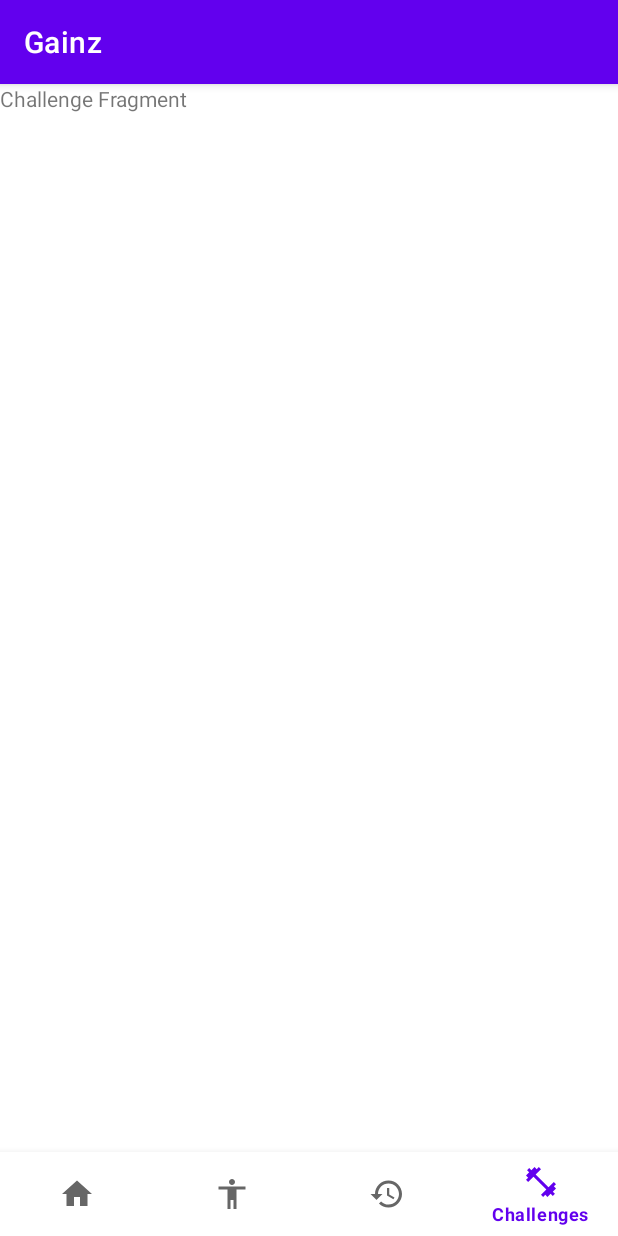
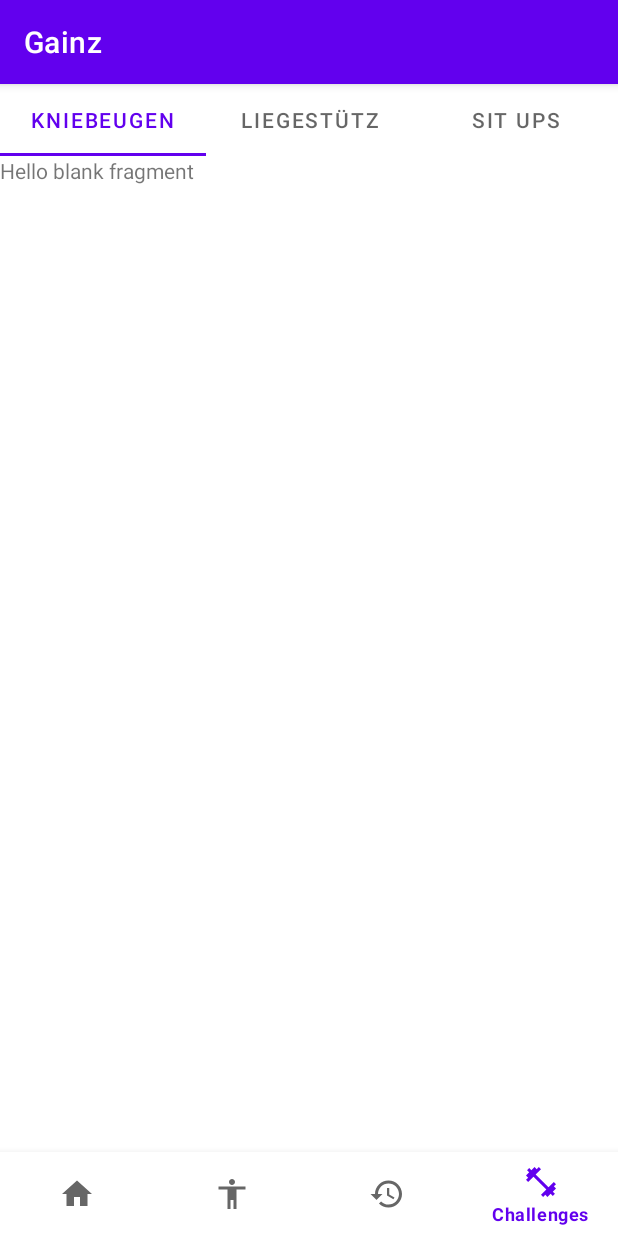
Before and after one commit to MatthiasStadlbauer/Gainz, an Android app: the screen it shows after launch (MainActivity), item 4 of the bottom bar chosen, on a phone screen of 412 x 824 dp. Run offline under Robolectric (Android 15) with nearby library versions, the phone set to English and light mode, and no system bars.

Commit message:
Challenges hinzugefügt

```diff
--- /dev/null
+++ b/Gainz_projekt/app/src/main/java/htl/grieskirchen/mstadlbauer/gainz_projekt/ChallengeKniebeugen.java
@@ -0,0 +1,64 @@
+package htl.grieskirchen.mstadlbauer.gainz_projekt;
+
+import android.os.Bundle;
+
+import androidx.fragment.app.Fragment;
+
+import android.view.LayoutInflater;
+import android.view.View;
+import android.view.ViewGroup;
+
+/**
+ * A simple {@link Fragment} subclass.
+ * Use the {@link ChallengeKniebeugen#newInstance} factory method to
+ * create an instance of this fragment.
+ */
+public class ChallengeKniebeugen extends Fragment {
+
+    // TODO: Rename parameter arguments, choose names that match
+    // the fragment initialization parameters, e.g. ARG_ITEM_NUMBER
+    private static final String ARG_PARAM1 = "param1";
+    private static final String ARG_PARAM2 = "param2";
+
+    // TODO: Rename and change types of parameters
+    private String mParam1;
+    private String mParam2;
+
+    public ChallengeKniebeugen() {
+        // Required empty public constructor
+    }
+
+    /**
+     * Use this factory method to create a new instance of
+     * this fragment using the provided parameters.
+     *
+     * @param param1 Parameter 1.
+     * @param param2 Parameter 2.
+     * @return A new instance of fragment ChallengeKniebeugen.
+     */
+    // TODO: Rename and change types and number of parameters
+    public static ChallengeKniebeugen newInstance(String param1, String param2) {
+        ChallengeKniebeugen fragment = new ChallengeKniebeugen();
+        Bundle args = new Bundle();
+        args.putString(ARG_PARAM1, param1);
+        args.putString(ARG_PARAM2, param2);
+        fragment.setArguments(args);
+        return fragment;
+    }
+
+    @Override
+    public void onCreate(Bundle savedInstanceState) {
+        super.onCreate(savedInstanceState);
+        if (getArguments() != null) {
+            mParam1 = getArguments().getString(ARG_PARAM1);
+            mParam2 = getArguments().getString(ARG_PARAM2);
+        }
+    }
+
+    @Override
+    public View onCreateView(LayoutInflater inflater, ViewGroup container,
+                             Bundle savedInstanceState) {
+        // Inflate the layout for this fragment
+        return inflater.inflate(R.layout.fragment_challenge_kniebeugen, container, false);
+    }
+}
--- a/Gainz_projekt/app/src/main/java/htl/grieskirchen/mstadlbauer/gainz_projekt/ChallengeView_fragment.java
+++ b/Gainz_projekt/app/src/main/java/htl/grieskirchen/mstadlbauer/gainz_projekt/ChallengeView_fragment.java
@@ -3,22 +3,66 @@ package htl.grieskirchen.mstadlbauer.gainz_projekt;
 import android.os.Bundle;
 
 import androidx.fragment.app.Fragment;
+import androidx.fragment.app.FragmentManager;
+import androidx.viewpager2.widget.ViewPager2;
 
 import android.view.LayoutInflater;
 import android.view.View;
 import android.view.ViewGroup;
 
+import com.google.android.material.tabs.TabLayout;
+
 
 public class ChallengeView_fragment extends Fragment {
+
+    TabLayout tabLayout;
+    ViewPager2 viewPager2;
+    FragmentAdapter adapter;
 
     /**
      * Fragment für die Challenges
      */
 
     @Override
-    public View onCreateView(LayoutInflater inflater, ViewGroup container,
-                             Bundle savedInstanceState) {
+    public View onCreateView(LayoutInflater inflater, ViewGroup container, Bundle savedInstanceState) {
         View view = inflater.inflate(R.layout.fragment_challenge_view_fragment, container, false);
+
+
+        tabLayout = view.findViewById(R.id.tab_layout);
+        viewPager2 = view.findViewById(R.id.view_pager2);
+
+        FragmentManager fm = getFragmentManager();
+        adapter = new FragmentAdapter(fm, getLifecycle());
+        viewPager2.setAdapter(adapter);
+
+        tabLayout.addTab(tabLayout.newTab().setText("Kniebeugen"));
+        tabLayout.addTab(tabLayout.newTab().setText("Liegestütz"));
+        tabLayout.addTab(tabLayout.newTab().setText("Sit Ups"));
+
+        tabLayout.addOnTabSelectedListener(new TabLayout.OnTabSelectedListener() {
+            @Override
+            public void onTabSelected(TabLayout.Tab tab) {
+                viewPager2.setCurrentItem(tab.getPosition());
+            }
+
+            @Override
+            public void onTabUnselected(TabLayout.Tab tab) {
+
+            }
+
+            @Override
+            public void onTabReselected(TabLayout.Tab tab) {
+
+            }
+        });
+
+        viewPager2.registerOnPageChangeCallback(new ViewPager2.OnPageChangeCallback() {
+            @Override
+            public void onPageSelected(int position) {
+                tabLayout.selectTab(tabLayout.getTabAt(position));
+            }
+        });
+
         return view;
     }
 }
--- /dev/null
+++ b/Gainz_projekt/app/src/main/java/htl/grieskirchen/mstadlbauer/gainz_projekt/FragmentAdapter.java
@@ -0,0 +1,32 @@
+package htl.grieskirchen.mstadlbauer.gainz_projekt;
+
+import androidx.annotation.NonNull;
+import androidx.fragment.app.Fragment;
+import androidx.fragment.app.FragmentManager;
+import androidx.lifecycle.Lifecycle;
+import androidx.viewpager2.adapter.FragmentStateAdapter;
+
+public class FragmentAdapter extends FragmentStateAdapter {
+    public FragmentAdapter(@NonNull FragmentManager fragmentManager, @NonNull Lifecycle lifecycle) {
+        super(fragmentManager, lifecycle);
+    }
+
+    @NonNull
+    @Override
+    public Fragment createFragment(int position) {
+
+        switch (position) {
+            case 1:
+                return new ChallengeLiegestuetz();
+            case 2:
+                return new ChallengeSitUps();
+        }
+
+        return new ChallengeKniebeugen();
+    }
+
+    @Override
+    public int getItemCount() {
+        return 3;
+    }
+}
--- /dev/null
+++ b/Gainz_projekt/app/src/main/res/layout/fragment_challenge_kniebeugen.xml
@@ -0,0 +1,14 @@
+<?xml version="1.0" encoding="utf-8"?>
+<FrameLayout xmlns:android="http://schemas.android.com/apk/res/android"
+    xmlns:tools="http://schemas.android.com/tools"
+    android:layout_width="match_parent"
+    android:layout_height="match_parent"
+    tools:context=".ChallengeKniebeugen">
+
+    <!-- TODO: Update blank fragment layout -->
+    <TextView
+        android:layout_width="match_parent"
+        android:layout_height="match_parent"
+        android:text="@string/hello_blank_fragment" />
+
+</FrameLayout>
--- a/Gainz_projekt/app/src/main/res/layout/fragment_challenge_view_fragment.xml
+++ b/Gainz_projekt/app/src/main/res/layout/fragment_challenge_view_fragment.xml
@@ -1,13 +1,20 @@
 <?xml version="1.0" encoding="utf-8"?>
-<FrameLayout xmlns:android="http://schemas.android.com/apk/res/android"
+<RelativeLayout xmlns:android="http://schemas.android.com/apk/res/android"
+    xmlns:app="http://schemas.android.com/apk/res-auto"
     xmlns:tools="http://schemas.android.com/tools"
     android:layout_width="match_parent"
     android:layout_height="match_parent"
-    tools:context=".ChallengeView_fragment">
+    tools:context=".MainActivity">
 
-    <TextView
-        android:id="@+id/textView2"
-        android:layout_width="wrap_content"
+    <com.google.android.material.tabs.TabLayout
+        android:layout_width="match_parent"
         android:layout_height="wrap_content"
-        android:text="Challenge Fragment" />
-</FrameLayout>
+        android:id="@+id/tab_layout" />
+
+    <androidx.viewpager2.widget.ViewPager2
+        android:layout_width="match_parent"
+        android:layout_height="match_parent"
+        android:id="@+id/view_pager2"
+        android:layout_below="@id/tab_layout"/>
+
+</RelativeLayout>
```
Also changed, not shown: Gainz_projekt/app/src/main/java/htl/grieskirchen/mstadlbauer/gainz_projekt/ChallengeLiegestuetz.java (added, +64 -0 lines), Gainz_projekt/app/src/main/java/htl/grieskirchen/mstadlbauer/gainz_projekt/ChallengeSitUps.java (added, +64 -0 lines), Gainz_projekt/app/src/main/res/layout/fragment_challenge_liegestuetz.xml (added, +14 -0 lines), Gainz_projekt/app/src/main/res/layout/fragment_challenge_sit_ups.xml (added, +14 -0 lines).
